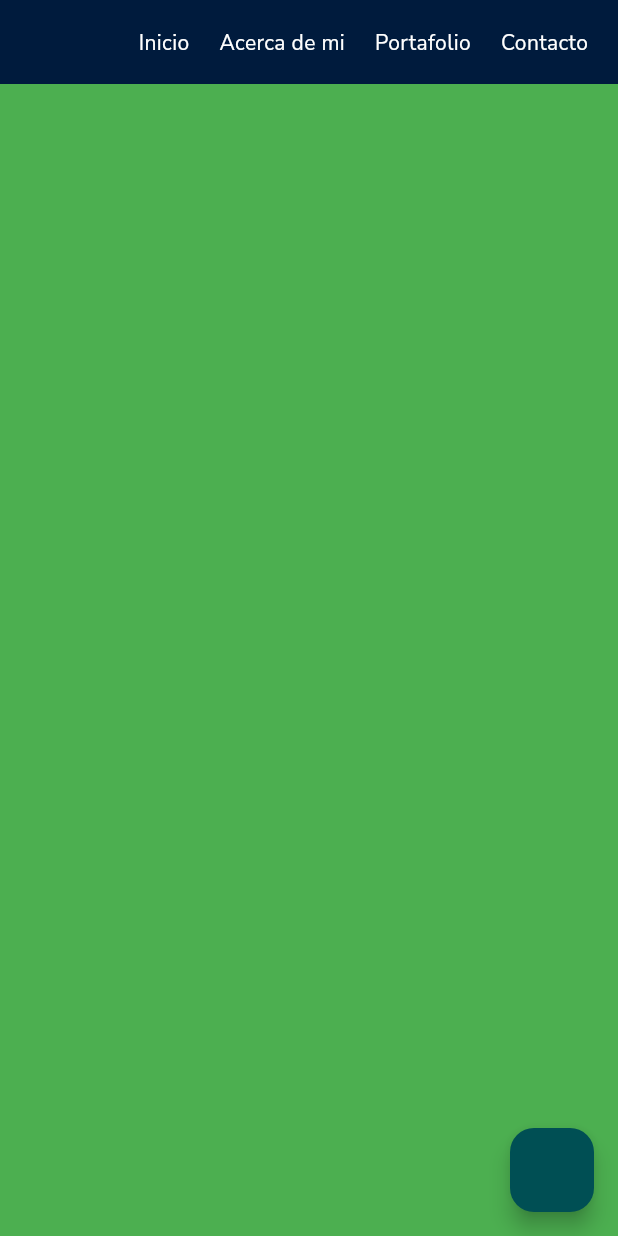
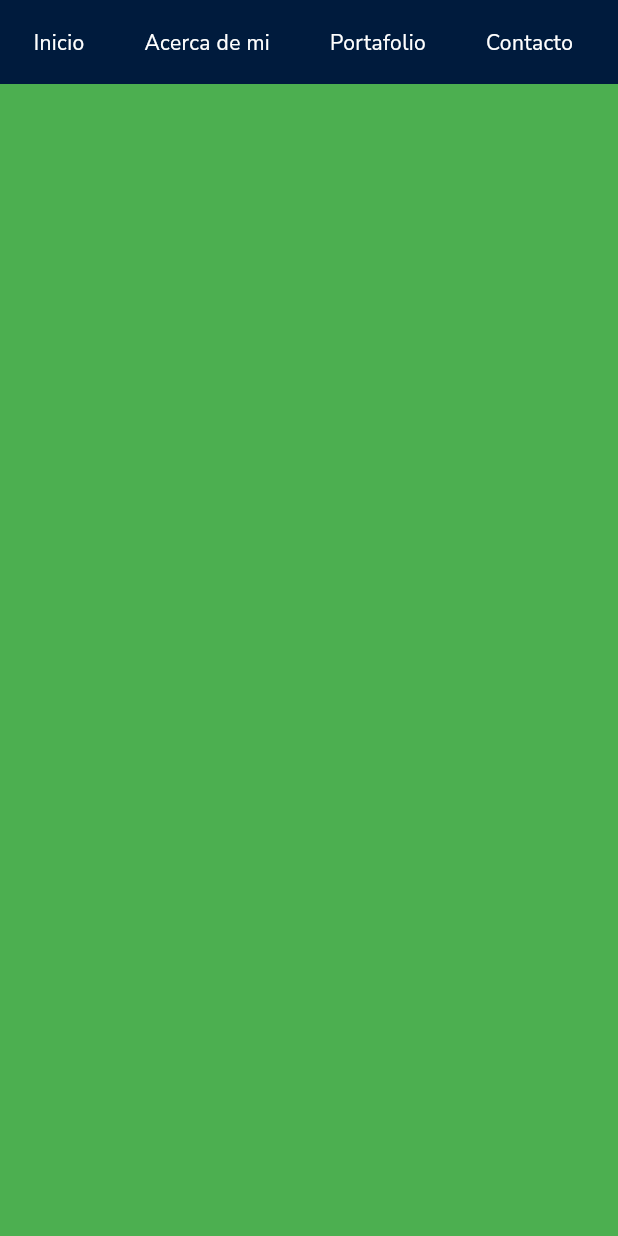
Before and after one commit to smarriagac/Portafolio, a Flutter app: the screen it shows after launch, on a phone screen of 412 x 824 dp. Run offline on Flutter 3.47's test engine with Material 2 defaults, Android fonts, the phone set to English and light mode, and no system bars; our stand-ins replace flutter_hooks, flutter_riverpod, go_router, google_fonts, hooks_riverpod, url_strategy.

```diff
--- a/lib/app/presentation/modules/home/view/home_view.dart
+++ b/lib/app/presentation/modules/home/view/home_view.dart
@@ -1,9 +1,13 @@
 import 'dart:developer';
 
 import 'package:flutter/material.dart';
-import 'package:flutter_riverpod/flutter_riverpod.dart';
+import 'package:flutter_hooks/flutter_hooks.dart';
+import 'package:go_router/go_router.dart';
+import 'package:hooks_riverpod/hooks_riverpod.dart';
 
+import '../../../global/app_color.dart';
 import '../../../global/extension/build_context_ext.dart';
+import '../../../routes/routes.dart';
 import '../controller/home_controller.dart';
 
 class HomeView extends ConsumerWidget {
@@ -30,8 +34,6 @@ class HomeView extends ConsumerWidget {
           ),
         ],
       ),
-      floatingActionButton: FloatingActionButton(
-          onPressed: () => ref.read(homeProvider.notifier).state++),
     );
   }
 }
@@ -68,33 +70,78 @@ class NavBar extends ConsumerWidget {
 
   @override
   Widget build(BuildContext context, WidgetRef ref) {
-    final controller = ref.read(homeScrollController);
+    final items = <String>[
+      'Inicio',
+      'Acerca de mi',
+      'Portafolio',
+      'Contacto',
+    ];
 
     return SizedBox(
       height: kToolbarHeight,
       // color: Colors.red,
       width: double.maxFinite,
-      child: Row(
-        mainAxisAlignment: MainAxisAlignment.end,
-        children: [
-          MouseRegion(
-            cursor: MouseCursor.uncontrolled,
-            onHover: (event) {
-              if (event.distanceMax.isFinite) {
-                controller.onScrollViewPage(1);
-              }
-            },
-            child: const Text('Inicio'),
+      child: Padding(
+        padding: const EdgeInsets.only(right: 10),
+        child: Row(
+          mainAxisAlignment: MainAxisAlignment.end,
+          children: List.generate(
+            items.length,
+            (i) => ItemNavBar(
+              title: items[i],
+              index: i,
+            ),
           ),
-          const SizedBox(width: 20),
-          const Text('Acerca de mi'),
-          const SizedBox(width: 20),
-          const Text('Portafolio'),
-          const SizedBox(width: 20),
-          const Text('Contacto'),
-          const SizedBox(width: 20),
-        ],
+        ),
       ),
     );
   }
 }
+
+class ItemNavBar extends HookConsumerWidget {
+  const ItemNavBar({super.key, this.title = 'Inicio', required this.index});
+  final String title;
+  final int index;
+
+  @override
+  Widget build(BuildContext context, WidgetRef ref) {
+    final onIsMouseHover = useState(false);
+
+    final String routesNamed = {
+      0: Routes.INICIO,
+      1: Routes.ACERDADE,
+      2: Routes.PORTAFOLIO,
+      3: Routes.CONTACTOS,
+    }[index]!;
+
+    return MouseRegion(
+      hitTestBehavior: HitTestBehavior.translucent,
+      cursor: SystemMouseCursors.click,
+      onHover: (event) => onIsMouseHover.value = true,
+      onExit: (event) => onIsMouseHover.value = false,
+      child: GestureDetector(
+        onTap: () {
+          context.goNamed(routesNamed);
+          ref.read(homeScrollController).onScrollViewPage(index);
+        },
+        child: AnimatedContainer(
+          decoration: BoxDecoration(
+              color: onIsMouseHover.value
+                  ? AppColors.secondaryColor
+                  : Colors.transparent,
+              borderRadius: BorderRadius.circular(8)),
+          duration: const Duration(milliseconds: 300),
+          padding: const EdgeInsets.all(5).copyWith(left: 20, right: 20),
+          child: Text(
+            title,
+            // style: context.textTheme.titleMedium!.copyWith(
+            //   color: !onIsMouseHover.value
+            //       ? AppColors.white
+            //       : AppColors.secondaryColor,
+            // ),
+          ),
+        ),
+      ),
+    );
+  }
+}
--- a/lib/app/presentation/routes/app_routes.dart
+++ b/lib/app/presentation/routes/app_routes.dart
@@ -1,17 +1,64 @@
-import 'package:flutter/widgets.dart';
+import 'package:flutter/material.dart';
 import 'package:go_router/go_router.dart';
+
 import '../../my_app.dart';
 import '../modules/home/view/home_view.dart';
 import 'routes.dart';
 
+final GlobalKey<NavigatorState> _rootNavigator = GlobalKey(debugLabel: 'root');
+final GlobalKey<NavigatorState> _homeNavigator = GlobalKey(debugLabel: 'home');
+
 mixin RouterMixin on State<MyApp> {
   final _router = GoRouter(
-    initialLocation: '/',
+    navigatorKey: _rootNavigator,
+    initialLocation: '/inicio',
     routes: [
-      GoRoute(
-        name: Routes.HOME,
-        path: '/',
-        builder: (_, __) => const HomeView(),
+      // GoRoute(
+      //   name: Routes.HOME,
+      //   path: '/home',
+      //   builder: (_, state) => HomeView(key: state.pageKey),
+      // ),
+      ShellRoute(
+        navigatorKey: _homeNavigator,
+        builder: (_, state, child) => child,
+        routes: [
+          GoRoute(
+            path: '/inicio',
+            name: Routes.INICIO,
+            pageBuilder: (_, state) => NoTransitionPage(
+              child: HomeView(
+                key: state.pageKey,
+              ),
+            ),
+          ),
+          GoRoute(
+            path: '/acercade',
+            name: Routes.ACERDADE,
+            pageBuilder: (_, state) => NoTransitionPage(
+              child: HomeView(
+                key: state.pageKey,
+              ),
+            ),
+          ),
+          GoRoute(
+            path: '/portafolio',
+            name: Routes.PORTAFOLIO,
+            pageBuilder: (_, state) => NoTransitionPage(
+              child: HomeView(
+                key: state.pageKey,
+              ),
+            ),
+          ),
+          GoRoute(
+            path: '/contactos',
+            name: Routes.CONTACTOS,
+            pageBuilder: (_, state) => NoTransitionPage(
+              child: HomeView(
+                key: state.pageKey,
+              ),
+            ),
+          ),
+        ],
       )
     ],
   );
--- a/lib/app/presentation/routes/routes.dart
+++ b/lib/app/presentation/routes/routes.dart
@@ -1,4 +1,8 @@
 // ignore_for_file: constant_identifier_names
 abstract class Routes {
-  static const HOME = 'home';
+  static const HOME = 'root';
+  static const INICIO = 'inicio';
+  static const ACERDADE = 'acercade';
+  static const PORTAFOLIO = 'portafolio';
+  static const CONTACTOS = 'contactos';
 }
--- a/pubspec.yaml
+++ b/pubspec.yaml
@@ -39,7 +39,7 @@ dependencies:
   go_router: ^6.2.0
   url_strategy: ^0.2.0
   firebase_core: ^2.8.0
-  flutter_riverpod: ^2.3.2
+  hooks_riverpod: ^2.3.2
   google_fonts: ^4.0.3
 
 dev_dependencies:
```
Also changed, not shown: pubspec.lock.
